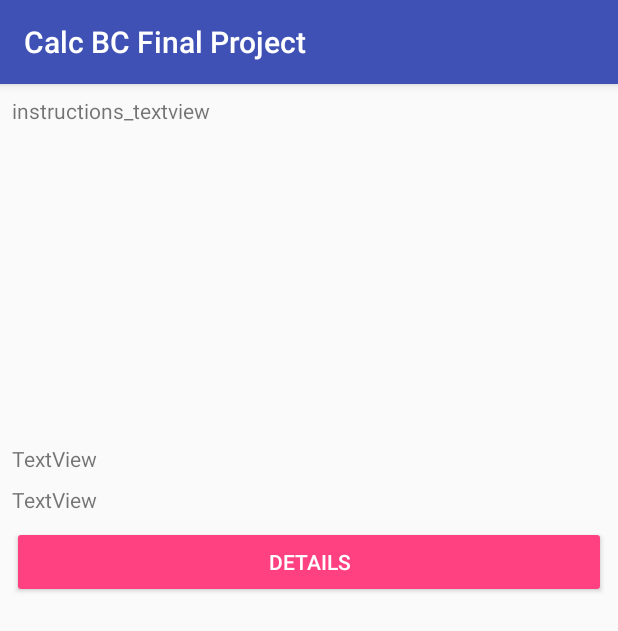
After one commit to TheCompSciNoob/CalcBCFinalProject, an Android app: the fragment InstructionFragment shown on its own in the app's theme, on a phone screen of 412 x 824 dp. The commit adds this screen. Shown: the top 631 px of the screen. Run offline under Robolectric (Android 15) with nearby library versions, the phone set to English and light mode, and no system bars; our stand-ins replace ButterKnife.

Commit message:
fragments

```diff
--- a/app/build.gradle
+++ b/app/build.gradle
@@ -29,6 +29,8 @@ dependencies {
     androidTestImplementation 'com.android.support.test:runner:1.0.1'
     androidTestImplementation 'com.android.support.test.espresso:espresso-core:3.0.1'
     compile "org.jetbrains.kotlin:kotlin-stdlib-jdk7:$kotlin_version"
+    implementation 'com.jakewharton:butterknife:8.8.1'
+    annotationProcessor 'com.jakewharton:butterknife-compiler:8.8.1'
 }
 repositories {
     mavenCentral()
--- /dev/null
+++ b/app/src/main/java/com/example/kyros/calcbcfinalproject/InstructionFragment.java
@@ -0,0 +1,65 @@
+package com.example.kyros.calcbcfinalproject;
+
+import android.os.Bundle;
+import android.support.annotation.NonNull;
+import android.support.annotation.Nullable;
+import android.support.v4.app.Fragment;
+import android.support.v7.widget.AppCompatImageView;
+import android.view.LayoutInflater;
+import android.view.View;
+import android.view.ViewGroup;
+import android.widget.Button;
+import android.widget.TextView;
+import android.widget.ViewSwitcher;
+
+import butterknife.BindView;
+import butterknife.ButterKnife;
+import butterknife.OnClick;
+import butterknife.Unbinder;
+
+/**
+ * Created by Angela on 2/25/18.
+ */
+
+public class InstructionFragment extends Fragment {
+
+    //views
+    @BindView(R.id.instructions_to_imageview_switcher)
+    ViewSwitcher instructionsSwitcher;
+    @BindView(R.id.instructions_textview)
+    TextView instructions;
+    @BindView(R.id.video_preview_imageview)
+    AppCompatImageView videoPreviewImageView;
+    @BindView(R.id.duration_textview)
+    TextView durationTextView;
+    @BindView(R.id.objects_traced_textview)
+    TextView objectsTracedTextView;
+    @BindView(R.id.details_button)
+    Button detailsButton;
+    private Unbinder unbinder;
+
+    //binding
+
+
+    @Nullable
+    @Override
+    public View onCreateView(@NonNull LayoutInflater inflater, @Nullable ViewGroup container, @Nullable Bundle savedInstanceState) {
+        View view = inflater.inflate(R.layout.instruction_fragment, container, false);
+        unbinder = ButterKnife.bind(this, view);
+        return view;
+    }
+
+    @OnClick(R.id.details_button)
+    public void showDetails(View view) {
+        getFragmentManager().beginTransaction()
+                .replace(R.id.scrollview_container, new DetailFragment())
+                .addToBackStack(null)
+                .commit();
+    }
+
+    @Override
+    public void onDestroyView() {
+        super.onDestroyView();
+        unbinder.unbind();
+    }
+}
--- a/app/src/main/java/com/example/kyros/calcbcfinalproject/MainActivity.java
+++ b/app/src/main/java/com/example/kyros/calcbcfinalproject/MainActivity.java
@@ -80,7 +80,7 @@ public class MainActivity extends AppCompatActivity
         // Handle navigation view item clicks here.
         int id = item.getItemId();
 
-        if (id == R.id.nav_camera) {
+        if (id == R.id.instruction_fragment_item) {
             // Handle the camera action
         } else if (id == R.id.nav_gallery) {
 
--- /dev/null
+++ b/app/src/main/res/layout/instruction_fragment.xml
@@ -0,0 +1,70 @@
+<?xml version="1.0" encoding="utf-8"?>
+<android.support.constraint.ConstraintLayout xmlns:android="http://schemas.android.com/apk/res/android"
+    xmlns:tools="http://schemas.android.com/tools"
+    android:layout_width="match_parent"
+    android:layout_height="match_parent"
+    xmlns:app="http://schemas.android.com/apk/res-auto">
+
+    <ViewSwitcher
+        android:id="@+id/instructions_to_imageview_switcher"
+        app:layout_constraintTop_toTopOf="parent"
+        app:layout_constraintStart_toStartOf="parent"
+        app:layout_constraintEnd_toEndOf="parent"
+        android:layout_width="0dp"
+        android:layout_height="0dp"
+        app:layout_constraintDimensionRatio="16:9"
+        tools:layout_editor_absoluteX="8dp"
+        tools:layout_editor_absoluteY="8dp" >
+
+        <TextView
+            android:text="instructions_textview"
+            android:layout_margin="8dp"
+            android:id="@+id/instructions_textview"
+            android:layout_width="match_parent"
+            android:layout_height="match_parent" />
+
+        <android.support.v7.widget.AppCompatImageView
+            android:id="@+id/video_preview_imageview"
+            android:layout_width="match_parent"
+            android:layout_height="match_parent" />
+
+    </ViewSwitcher>
+
+    <TextView
+        android:id="@+id/duration_textview"
+        android:layout_width="0dp"
+        android:layout_height="wrap_content"
+        android:layout_marginEnd="8dp"
+        android:layout_marginStart="8dp"
+        android:layout_marginTop="8dp"
+        android:text="TextView"
+        app:layout_constraintEnd_toEndOf="parent"
+        app:layout_constraintStart_toStartOf="parent"
+        app:layout_constraintTop_toBottomOf="@+id/instructions_to_imageview_switcher" />
+
+    <TextView
+        android:id="@+id/objects_traced_textview"
+        android:layout_width="0dp"
+        android:layout_height="wrap_content"
+        android:layout_marginEnd="8dp"
+        android:layout_marginStart="8dp"
+        android:layout_marginTop="8dp"
+        android:text="TextView"
+        app:layout_constraintEnd_toEndOf="parent"
+        app:layout_constraintStart_toStartOf="parent"
+        app:layout_constraintTop_toBottomOf="@+id/duration_textview" />
+
+    <Button
+        style="@style/Widget.AppCompat.Button.Colored"
+        android:id="@+id/details_button"
+        android:layout_width="0dp"
+        android:layout_height="wrap_content"
+        android:layout_marginEnd="8dp"
+        android:layout_marginStart="8dp"
+        android:layout_marginTop="8dp"
+        android:text="Details"
+        app:layout_constraintEnd_toEndOf="parent"
+        app:layout_constraintStart_toStartOf="parent"
+        app:layout_constraintTop_toBottomOf="@+id/objects_traced_textview" />
+
+</android.support.constraint.ConstraintLayout>
--- a/app/src/main/res/menu/activity_main_drawer.xml
+++ b/app/src/main/res/menu/activity_main_drawer.xml
@@ -5,7 +5,7 @@
 
     <group android:checkableBehavior="single">
         <item
-            android:id="@+id/nav_camera"
+            android:id="@+id/instruction_fragment_item"
             android:icon="@drawable/ic_menu_camera"
             android:title="Import" />
         <item
```
Also changed, not shown: app/src/main/java/com/example/kyros/calcbcfinalproject/DetailFragment.java (added, +51 -0 lines), app/src/main/res/layout/content_main.xml (+13 -7 lines), app/src/main/res/layout/detail_fragment.xml (added, +33 -0 lines).
